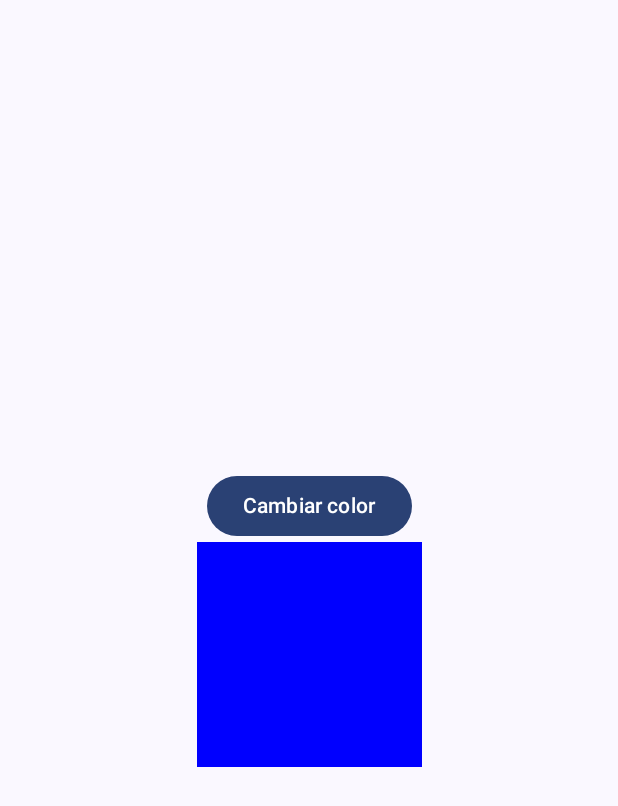
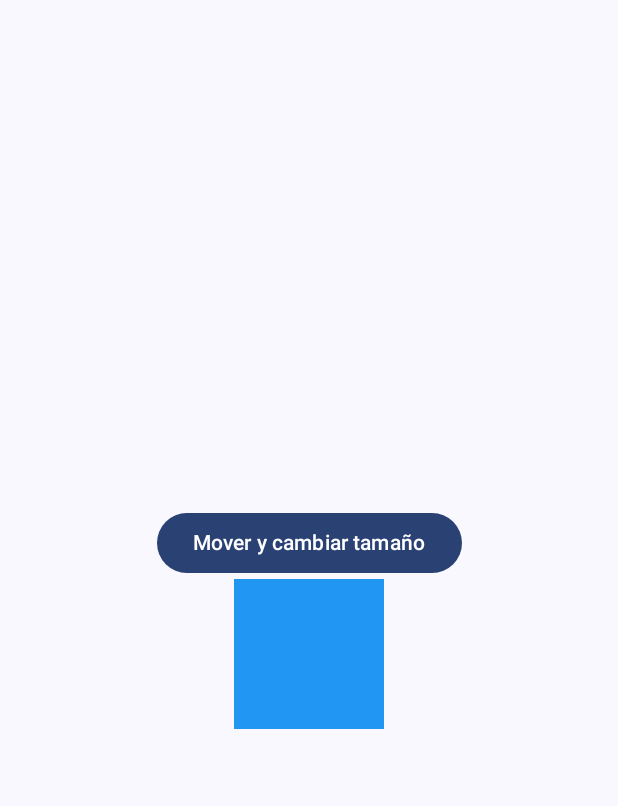
Before and after one commit to RoyerAugusto/Laboratorio13, an Android app built with Jetpack Compose: the screen it shows after launch (MainActivity), on a phone screen of 412 x 824 dp. Shown: the top 806 px of the screen. Run offline under Robolectric (Android 15) with nearby library versions, the phone set to English and light mode, and no system bars.

Commit message:
Ejercicio 3: animacion de tamaño y posicion

```diff
--- a/app/src/main/java/com/example/laboratorio13/MainActivity.kt
+++ b/app/src/main/java/com/example/laboratorio13/MainActivity.kt
@@ -5,12 +5,13 @@ import android.os.Bundle
 import androidx.activity.ComponentActivity
 import androidx.activity.compose.setContent
 import androidx.activity.enableEdgeToEdge
-import androidx.compose.animation.animateColorAsState
+import androidx.compose.animation.core.animateDpAsState
 import androidx.compose.foundation.background
 import androidx.compose.foundation.layout.Arrangement
 import androidx.compose.foundation.layout.Box
 import androidx.compose.foundation.layout.Column
 import androidx.compose.foundation.layout.fillMaxSize
+import androidx.compose.foundation.layout.offset
 import androidx.compose.foundation.layout.padding
 import androidx.compose.foundation.layout.size
 import androidx.compose.material3.Button
@@ -30,7 +31,7 @@ class MainActivity : ComponentActivity() {
         setContent {
             Laboratorio13Theme {
                 Scaffold(modifier = Modifier.fillMaxSize()) { innerPadding ->
-                    ColorAnimationExercise(
+                    SizePositionExercise(
                         modifier = Modifier
                             .fillMaxSize()
                             .padding(innerPadding)
@@ -42,12 +43,17 @@ class MainActivity : ComponentActivity() {
 }
 
 @Composable
-fun ColorAnimationExercise(modifier: Modifier = Modifier) {
-    var isBlue by remember { mutableStateOf(true) }
+fun SizePositionExercise(modifier: Modifier = Modifier) {
+    var expanded by remember { mutableStateOf(false) }
 
-    val boxColor by animateColorAsState(
-        targetValue = if (isBlue) Color.Blue else Color.Green,
-        label = "Color del cuadro"
+    val boxSize by animateDpAsState(
+        targetValue = if (expanded) 180.dp else 100.dp,
+        label = "Tamaño"
+    )
+
+    val boxOffset by animateDpAsState(
+        targetValue = if (expanded) 80.dp else 0.dp,
+        label = "Posición"
     )
 
     Column(
@@ -55,14 +61,15 @@ fun ColorAnimationExercise(modifier: Modifier = Modifier) {
         horizontalAlignment = Alignment.CenterHorizontally,
         verticalArrangement = Arrangement.Center
     ) {
-        Button(onClick = { isBlue = !isBlue }) {
-            Text("Cambiar color")
+        Button(onClick = { expanded = !expanded }) {
+            Text("Mover y cambiar tamaño")
         }
 
         Box(
             modifier = Modifier
-                .size(150.dp)
-                .background(boxColor)
+                .offset(x = boxOffset)
+                .size(boxSize)
+                .background(Color(0xFF2196F3))
         )
     }
 }
```
